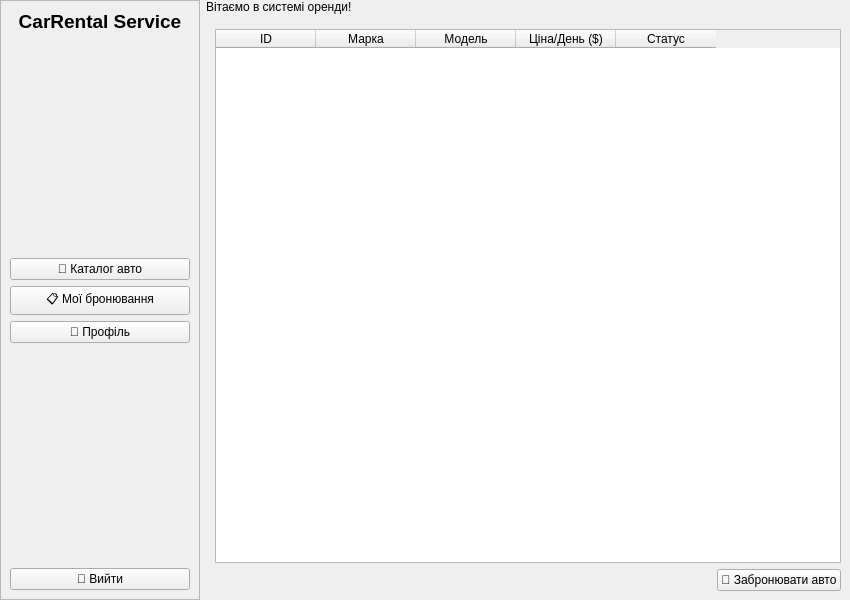
Old version of the form userwindow.ui in the repository lopez1k/kursova.
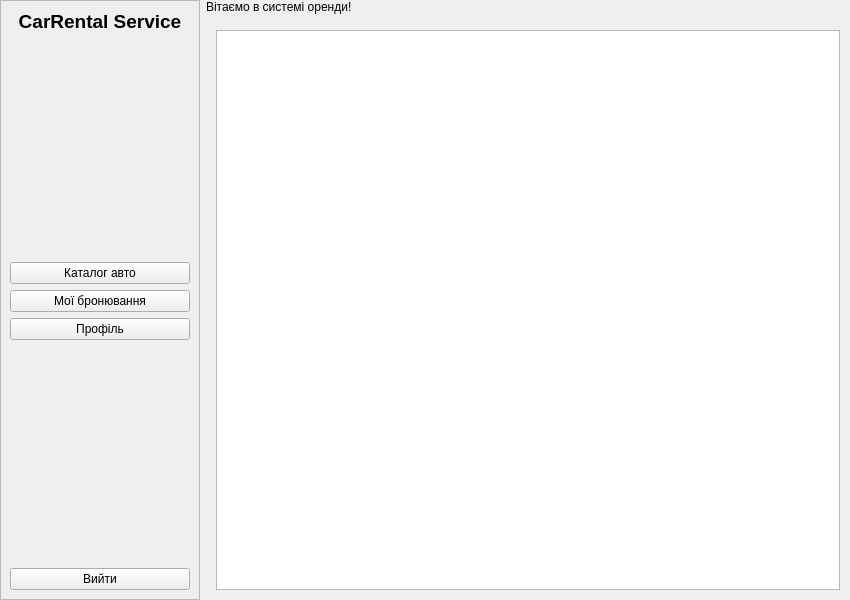
New version of the form.

The edit to the form file:
```diff
--- a/userwindow.ui
+++ b/userwindow.ui
@@ -67,21 +67,21 @@
       <item>
        <widget class="QPushButton" name="btnCatalog">
         <property name="text">
-         <string>🚗 Каталог авто</string>
+         <string>Каталог авто</string>
         </property>
        </widget>
       </item>
       <item>
        <widget class="QPushButton" name="btnMyRentals">
         <property name="text">
-         <string>📋 Мої бронювання</string>
+         <string>Мої бронювання</string>
         </property>
        </widget>
       </item>
       <item>
        <widget class="QPushButton" name="btnProfile">
         <property name="text">
-         <string>👤 Профіль</string>
+         <string>Профіль</string>
         </property>
        </widget>
       </item>
@@ -101,7 +101,7 @@
       <item>
        <widget class="QPushButton" name="btnLogout">
         <property name="text">
-         <string>🚪 Вийти</string>
+         <string>Вийти</string>
         </property>
        </widget>
       </item>
@@ -125,59 +125,40 @@
       <widget class="QStackedWidget" name="stackedWidget">
        <widget class="QWidget" name="catalogPage">
         <layout class="QVBoxLayout" name="catalogLayout">
+         <property name="leftMargin">
+          <number>10</number>
+         </property>
+         <property name="topMargin">
+          <number>10</number>
+         </property>
+         <property name="rightMargin">
+          <number>10</number>
+         </property>
+         <property name="bottomMargin">
+          <number>10</number>
+         </property>
          <item>
-          <widget class="QTableWidget" name="carsTable">
-           <column>
-            <property name="text">
-             <string>ID</string>
-            </property>
-           </column>
-           <column>
-            <property name="text">
-             <string>Марка</string>
-            </property>
-           </column>
-           <column>
-            <property name="text">
-             <string>Модель</string>
-            </property>
-           </column>
-           <column>
-            <property name="text">
-             <string>Ціна/День ($)</string>
-            </property>
-           </column>
-           <column>
-            <property name="text">
-             <string>Статус</string>
-            </property>
-           </column>
+          <widget class="QListWidget" name="carsListWidget">
+           <property name="movement">
+            <enum>QListView::Movement::Static</enum>
+           </property>
+           <property name="flow">
+            <enum>QListView::Flow::LeftToRight</enum>
+           </property>
+           <property name="isWrapping" stdset="0">
+            <bool>true</bool>
+           </property>
+           <property name="resizeMode">
+            <enum>QListView::ResizeMode::Adjust</enum>
+           </property>
+           <property name="viewMode">
+            <enum>QListView::ViewMode::IconMode</enum>
+           </property>
+           <property name="spacing">
+            <number>12</number>
+           </property>
           </widget>
          </item>
-         <item>
-          <layout class="QHBoxLayout" name="catalogActionLayout">
-           <item>
-            <spacer name="actionSpacer">
-             <property name="orientation">
-              <enum>Qt::Orientation::Horizontal</enum>
-             </property>
-             <property name="sizeHint" stdset="0">
-              <size>
-               <width>0</width>
-               <height>0</height>
-              </size>
-             </property>
-            </spacer>
-           </item>
-           <item>
-            <widget class="QPushButton" name="btnRentCar">
-             <property name="text">
-              <string>🔑 Забронювати авто</string>
-             </property>
-            </widget>
-           </item>
-          </layout>
-         </item>
         </layout>
        </widget>
        <widget class="QWidget" name="myRentalsPage">
```
